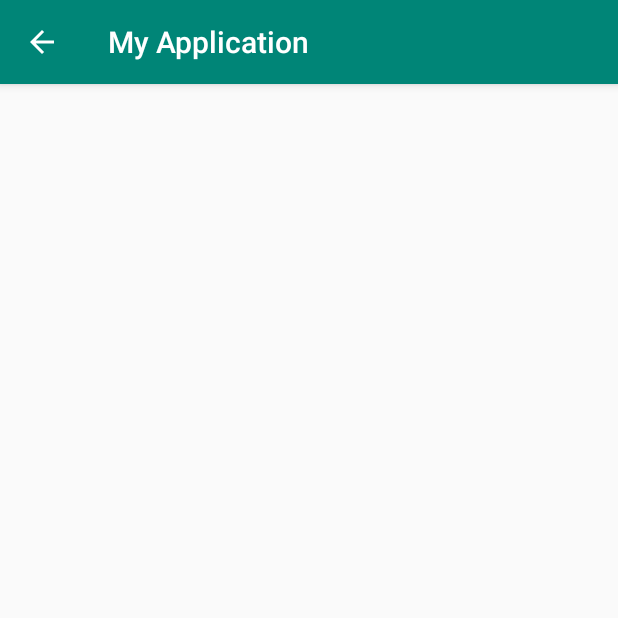
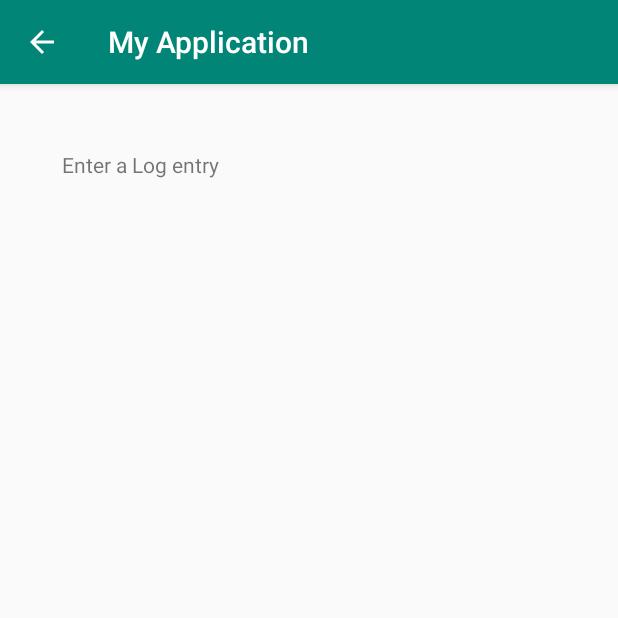
Before and after one commit to romyha/android-log-entries, an Android app: the ViewLogsActivity screen opened directly, with no data from a screen before it, on a phone screen of 412 x 824 dp, the top half of it. Run offline under Robolectric (Android 15) with nearby library versions, the phone set to English and light mode, and no system bars.

```diff
--- a/app/build.gradle
+++ b/app/build.gradle
@@ -26,4 +26,5 @@ dependencies {
     androidTestImplementation 'com.android.support.test:runner:1.0.2'
     androidTestImplementation 'com.android.support.test.espresso:espresso-core:3.0.2'
     implementation 'com.android.support:design:27.1.1'
+    implementation 'android.arch.navigation:navigation-fragment:1.0.0'
 }
--- a/app/src/main/java/com/example/myapplication/ViewLogsActivity.java
+++ b/app/src/main/java/com/example/myapplication/ViewLogsActivity.java
@@ -1,11 +1,17 @@
 package com.example.myapplication;
 
 import android.content.Intent;
+import android.content.SharedPreferences;
 import android.support.v7.app.AppCompatActivity;
 import android.os.Bundle;
+import android.util.Log;
 import android.widget.TextView;
 
+import java.util.Collection;
+import java.util.Map;
+
 public class ViewLogsActivity extends AppCompatActivity {
+    public Collection<?> entries;
 
     @Override
     protected void onCreate(Bundle savedInstanceState) {
@@ -15,9 +21,16 @@ public class ViewLogsActivity extends AppCompatActivity {
         // Get the Intent that started this activity and extract the string
         Intent intent = getIntent();
         String message = intent.getStringExtra(AddLogActivity.EXTRA_MESSAGE);
+        SharedPreferences sharedPreferences = getSharedPreferences("LOGS", MODE_PRIVATE);
+        entries = sharedPreferences.getAll().values();
+        String logs = "";
+        for (Object log : entries) {
+            logs += log.toString() + "\n";
+            //Log.d("VALUE", s.toString());
+        }
 
         // Capture the layout's TextView and set the string as its text
         TextView textView = findViewById(R.id.textView2);
-        textView.setText(message);
+        textView.setText(logs);
     }
 }
--- a/app/src/main/res/layout/activity_add_log.xml
+++ b/app/src/main/res/layout/activity_add_log.xml
@@ -34,11 +34,11 @@
     <EditText
         android:id="@+id/editText3"
         android:layout_width="354dp"
-        android:layout_height="44dp"
+        android:layout_height="40dp"
         android:layout_marginTop="8dp"
         android:ems="10"
-        android:inputType="textPersonName"
-        android:text="Name"
+        android:inputType="numberDecimal"
+        android:text="@string/editText3"
         app:layout_constraintEnd_toEndOf="parent"
         app:layout_constraintStart_toStartOf="parent"
         app:layout_constraintTop_toBottomOf="@+id/editText" />
--- a/app/src/main/res/layout/activity_view_logs.xml
+++ b/app/src/main/res/layout/activity_view_logs.xml
@@ -8,8 +8,8 @@
 
     <TextView
         android:id="@+id/textView2"
-        android:layout_width="325dp"
-        android:layout_height="168dp"
+        android:layout_width="329dp"
+        android:layout_height="633dp"
         android:layout_marginTop="44dp"
         android:text="TextView"
         app:layout_constraintEnd_toEndOf="parent"
--- a/app/src/main/res/values/strings.xml
+++ b/app/src/main/res/values/strings.xml
@@ -4,4 +4,5 @@
     <string name="button_send">Send</string>
     <string name="button2">Send</string>
     <string name="buttonAdd">Add log entry</string>
+    <string name="editText3">ID</string>
 </resources>
```
Also changed, not shown: app/src/main/res/layout/activity_main.xml (+13 -0 lines), app/src/main/res/navigation/nav_graph.xml (added, +17 -0 lines).
